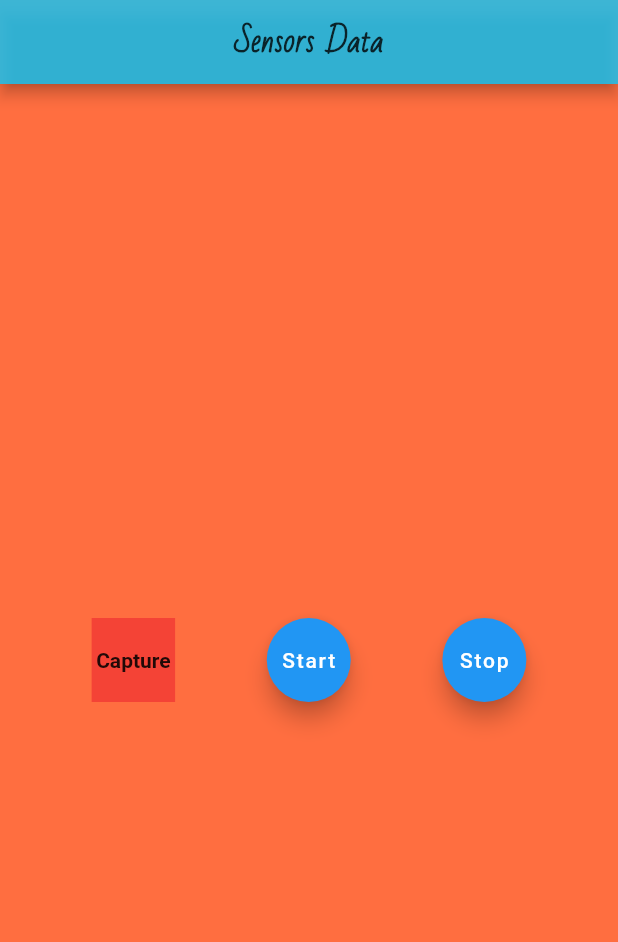
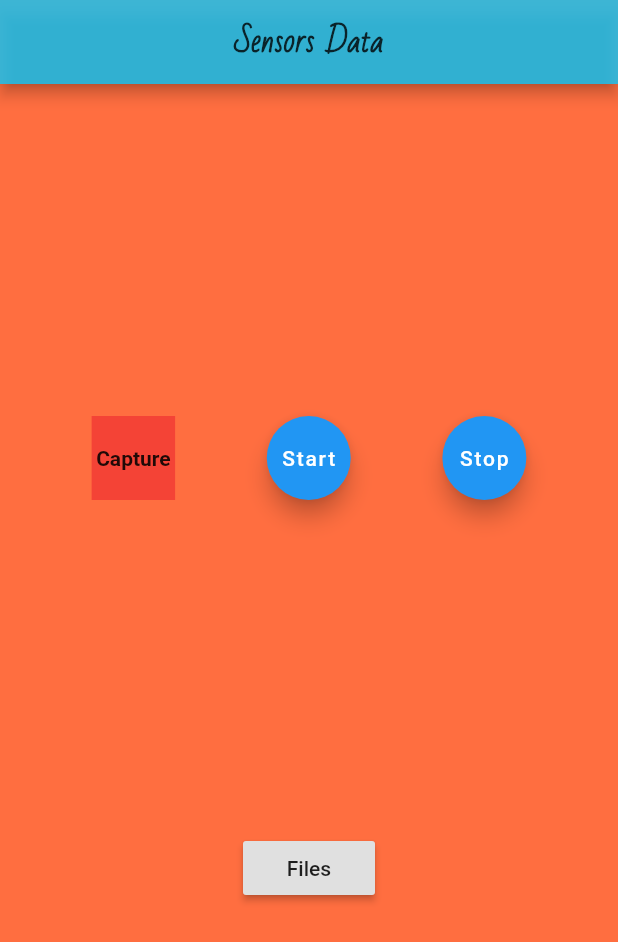
Before and after one commit to rdverse/sensewear, a Flutter app: the screen it shows after launch, after a tap on "Stop", on a phone screen of 412 x 824 dp. Shown: the top 942 px of the screen. Run offline on Flutter 3.47's test engine with Material 2 defaults, Android fonts, the phone set to English and light mode, and no system bars; our stand-ins replace csv, firebase_storage, sensors, wakelock; missing offline and left inert: screen; accounts and stored records are empty.

Commit message:
Second watch face for file handling

```diff
--- a/lib/caphome.dart
+++ b/lib/caphome.dart
@@ -2,6 +2,7 @@ import 'dart:io';
 import 'dart:math';
 import 'dart:async';
 import 'dart:isolate';
+import 'manfiles.dart';
 import 'package:csv/csv.dart';
 import 'dart:convert' show utf8;
 import 'package:screen/screen.dart';
@@ -11,16 +12,14 @@ import 'package:wakelock/wakelock.dart';
 import 'package:path_provider/path_provider.dart';
 import 'package:firebase_storage/firebase_storage.dart';
 
-
 class capturehome extends StatefulWidget {
-
   @override
   _capturehomeState createState() => _capturehomeState();
 }
 
-
 class _capturehomeState extends State<capturehome> {
   Isolate isolate;
+
   //Variables to initialize
   Color capColor = Colors.deepOrangeAccent;
   Color backColor = Colors.white60;
@@ -28,16 +27,15 @@ class _capturehomeState extends State<capturehome> {
   List<double> _accelerometerValues;
   List<double> _userAccelerometerValues;
 
-
   List<List<dynamic>> accelList = List<List<dynamic>>();
   List<List<dynamic>> userAccelList = List<List<dynamic>>();
 
   List<List<dynamic>> meanAccelList = List<List<dynamic>>();
   List<List<dynamic>> meanUserAccelList = List<List<dynamic>>();
 
-
   List<StreamSubscription<dynamic>> _streamSubscriptions =
       <StreamSubscription<dynamic>>[];
+
   // This widget is the root of your application.
 
   File file;
@@ -46,136 +44,132 @@ class _capturehomeState extends State<capturehome> {
 
   @override
   Widget build(BuildContext context) {
-  return(MaterialApp(
-    home: Scaffold(
+    return (Scaffold(
       backgroundColor: backColor,
       appBar: AppBar(
         backgroundColor: Color.fromRGBO(15, 200, 250, 0.8),
-        title: Text('Sensors Data',
-          style: TextStyle(color : Colors.black.withOpacity(0.8),
+        title: Text(
+          'Sensors Data',
+          style: TextStyle(
+              color: Colors.black.withOpacity(0.8),
               fontSize: 20.0,
               fontWeight: FontWeight.bold,
-              fontFamily: 'BadScript'
-          ),
+              fontFamily: 'BadScript'),
         ),
         centerTitle: true,
       ),
       body: Column(
           mainAxisAlignment: MainAxisAlignment.spaceEvenly,
-        children: <Widget>[Row(
+          children: <Widget>[
+            Row(
               //crossAxisAlignment: CrossAxisAlignment.center,
               mainAxisAlignment: MainAxisAlignment.spaceEvenly,
               children: <Widget>[
-
-            Container(child: Text('Capture',
-              style: TextStyle(fontWeight: FontWeight.bold
-              ),
+                Container(
+                  child: Text(
+                    'Capture',
+                    style: TextStyle(fontWeight: FontWeight.bold),
                   ),
                   padding: EdgeInsets.fromLTRB(3, 20, 3, 20),
                   color: capColor,
                 ),
-
                 Container(
                   child: FloatingActionButton(
+                    heroTag: "start",
                     onPressed: () {
-
                       setState(() {
-                    backColor= Colors.greenAccent;
+                        backColor = Colors.greenAccent;
                         capColor = Colors.green;
                         //createNewIsolate();
                         Screen.setBrightness(0.1);
                         Screen.keepOn(true);
                         //Wakelock.enable();
                         beginInitState();
-
                       });
                     },
                     child: Text('Start'),
                   ),
                 ),
-
                 Container(
                   child: FloatingActionButton(
+                    heroTag: "stop",
                     onPressed: () {
                       setState(() {
-
                         backColor = Colors.deepOrangeAccent;
                         capColor = Colors.red;
                         //     Read();
-                    dispose();
+                        quit();
+                        //dispose();
                       });
                     },
                     child: Text('Stop'),
-
                   ),
                 ),
               ],
             ),
             //Display the text here
 
-
-
-
-          if(_userAccelerometerValues!=null)
-            Text("accel: x: ${_accelerometerValues
-                .map((e) => e.toInt())
-                .toList()}"),
-
-        ]
+            Container(
+              child: RaisedButton(
+                child: Text("Files"),
+                onPressed: () {
+                  Navigator.push(
+                    context,
+                    MaterialPageRoute(builder: (context) => manfiles()),
+                  );
+                },
               ),
             ),
 
-  )
-  );//return
+            if (_userAccelerometerValues != null)
+              Text(
+                  "accel: x: ${_userAccelerometerValues.map((e) => e.toInt()).toList()}"),
+          ]),
+    )); //return
   } //build
 
-  List<double> calcMean(List<List<dynamic>>findMean){
-
+  List<double> calcMean(List<List<dynamic>> findMean) {
     var x = findMean.map((element) => element[0]).toList();
     var y = findMean.map((element) => element[1]).toList();
     var z = findMean.map((element) => element[2]).toList();
 
-    double xval = x.reduce((curr, next) => curr+next)/x.length;
-    double yval = y.reduce((curr, next) => curr+next)/y.length;
-    double zval = z.reduce((curr, next) => curr+next)/z.length;
+    double xval = x.reduce((curr, next) => curr + next) / x.length;
+    double yval = y.reduce((curr, next) => curr + next) / y.length;
+    double zval = z.reduce((curr, next) => curr + next) / z.length;
 
     List<double> meanVal = [xval, yval, zval];
     print(meanVal);
-    return(meanVal);
+    return (meanVal);
   }
 
-
-
-
   @override
-  void dispose() {
-    super.dispose();
+  void quit() {
+    //super.dispose();
     for (StreamSubscription<dynamic> subscription in _streamSubscriptions) {
       subscription.cancel();
     }
   }
 
-  double getEuc(xyz){
+  double getEuc(xyz) {
     double res = pow(xyz[0], 2) + pow(xyz[1], 2) + pow(xyz[2], 2);
     res = sqrt(res);
-    return(res);
+    return (res);
   }
 
   void beginInitState() {
-    int ucount=0;
-    int uuploadCount=0;
+    int ucount = 0;
+    int uuploadCount = 0;
 
-    this._streamSubscriptions
+    this
+        ._streamSubscriptions
         .add(userAccelerometerEvents.listen((UserAccelerometerEvent event) {
-      setState(()  {
-
-        this._userAccelerometerValues = <double>[ event.x, event.y, event.z];
+      setState(() {
+        this._userAccelerometerValues = <double>[event.x, event.y, event.z];
 
         meanUserAccelList.add(_userAccelerometerValues);
-        ucount =  ucount+1;
+        ucount = ucount + 1;
 
-
-        if(ucount ==5){
+        if (ucount == 5) {
           List<double> meanUserVal = calcMean(meanUserAccelList);
           //add time and resultant acceleration to the meanUserVal list
           meanUserVal.add(getEuc(meanUserVal));
@@ -183,54 +177,54 @@ class _capturehomeState extends State<capturehome> {
 
           userAccelList.add(meanUserVal);
 
-          uuploadCount = uuploadCount+1;
+          uuploadCount = uuploadCount + 1;
           print(uuploadCount);
-          ucount =  0;
+          ucount = 0;
           meanUserAccelList = List<List<dynamic>>();
         }
 
-        if(uuploadCount==1000 ){
+        if (uuploadCount == 1000) {
           Write(userAccelList, "_user_accel");
           userAccelList = List<List<dynamic>>();
-          uuploadCount=0;
+          uuploadCount = 0;
         }
       });
     }));
   }
 
-  double getTime(){
-    return(DateTime.now().millisecondsSinceEpoch.toDouble());
+  double getTime() {
+    return (DateTime.now().millisecondsSinceEpoch.toDouble());
   }
-
 
   Future<String> get localPath async {
     final dir = await getApplicationDocumentsDirectory();
-    return(dir.path);
+    return (dir.path);
   }
+
 //values, type
 
-  void Write(values, type) async {
+  Future Write(values, type) async {
     List<List<dynamic>> toStore = new List<List<dynamic>>();
     // Initial a csv file and push this on top of that
     //toStore.add(values);
     toStore = values;
     //final directory =  await localPath;
-    String directory = "/data/user/0/com.example.sensewear/app_flutter";
-    String filename = '/';
-    filename = filename + DateTime.now().toString();
+    String directory = "/data/user/0/com.example.sensewear/app_flutter/csvdata/";
+    String filename = DateTime.now().toString();
     filename = filename + type;
     filename = filename + ".csv";
     final pathOfTheFileToWrite = directory + filename;
     //  print(pathOfTheFileToWrite);
-    File file =   File(pathOfTheFileToWrite);
+    File file = File(pathOfTheFileToWrite);
     String csv = const ListToCsvConverter().convert(toStore);
     await file.writeAsString(csv);
     await uploadFile(pathOfTheFileToWrite, file);
-    // return(file);
+    return(file);
   }
 
   Future uploadFile(fileName, csvFile) async {
-    final StorageReference reference = await FirebaseStorage.instance.ref().child(fileName);
+    final StorageReference reference =
+        await FirebaseStorage.instance.ref().child(fileName);
     final StorageUploadTask uploadTask = await reference.putFile(csvFile);
     // StorageTaskSnapshot taskSnapshot = await uploadTask.onComplete;
     // setState(() {
@@ -238,5 +232,4 @@ class _capturehomeState extends State<capturehome> {
     // });
     return uploadTask;
   }
-
-}//class
+} //class
--- a/lib/main.dart
+++ b/lib/main.dart
@@ -9,5 +9,6 @@ void main() {
 //  await WidgetsFlutterBinding.ensureInitialized();
   //TestWidgetsFlutterBinding.ensureInitialized()
   //tryFunc(SendPort sendPort),
-   runApp(capturehome());
+   runApp(MaterialApp(
+       home:capturehome()));
 }
```
Also changed, not shown: lib/manfiles.dart (added, +146 -0 lines). Lines whose indentation alone changed are shown as unchanged.
